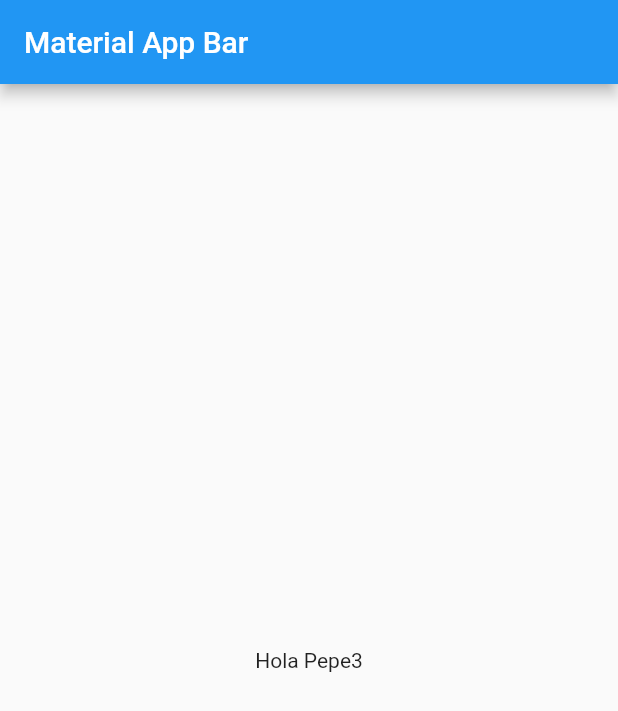
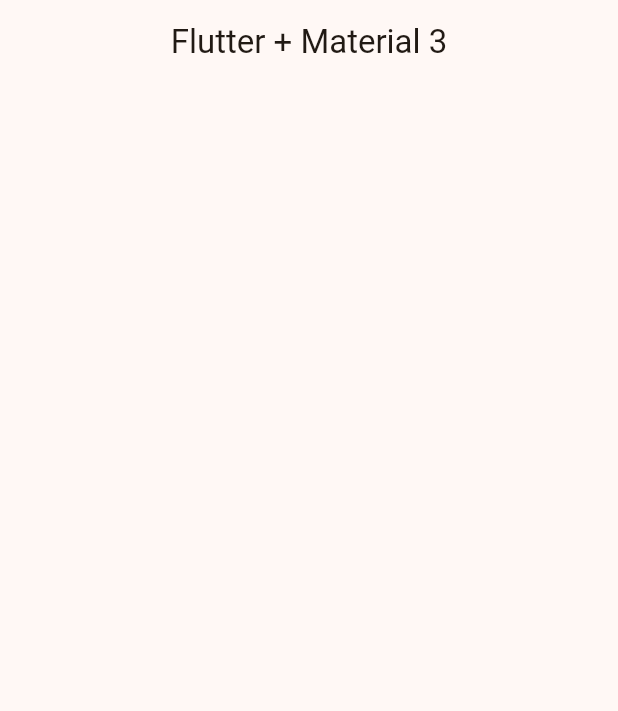
Before and after one commit to cykill00/prueba, a Flutter app: the screen it shows after launch, on a phone screen of 412 x 824 dp. Shown: the top 711 px of the screen. Run offline on Flutter 3.47's test engine with Material 2 defaults, Android fonts, the phone set to English and light mode, and no system bars.

Commit message:
HomeScreen creado

```diff
--- a/lib/main.dart
+++ b/lib/main.dart
@@ -1,6 +1,6 @@
 import 'package:flutter/material.dart';
-
-import 'package:flutter/material.dart';
+import 'package:widgets_app/config/theme/app_theme.dart';
+import 'package:widgets_app/presentation/screens/home_screen.dart';
 
 void main() => runApp(const MyApp());
 
@@ -11,15 +11,9 @@ class MyApp extends StatelessWidget {
   Widget build(BuildContext context) {
     return MaterialApp(
       debugShowCheckedModeBanner: false,
+      theme: AppTheme(selectedColor: 9).getTheme(),
       title: 'Material App',
-      home: Scaffold(
-        appBar: AppBar(
-          title: const Text('Material App Bar'),
-        ),
-        body: const Center(
-          child: Text('Hola Pepe3'),
-        ),
-      ),
+      home: const HomeScreen()
     );
   }
 }
--- /dev/null
+++ b/lib/presentation/screens/home_screen.dart
@@ -0,0 +1,15 @@
+import 'package:flutter/material.dart';
+
+class HomeScreen extends StatelessWidget {
+  const HomeScreen({super.key});
+
+  @override
+  Widget build(BuildContext context) {
+    return Scaffold(
+      appBar: AppBar(
+        centerTitle: true,
+        title: const Text('Flutter + Material 3'),
+      ),
+    );
+  }
+}
```
